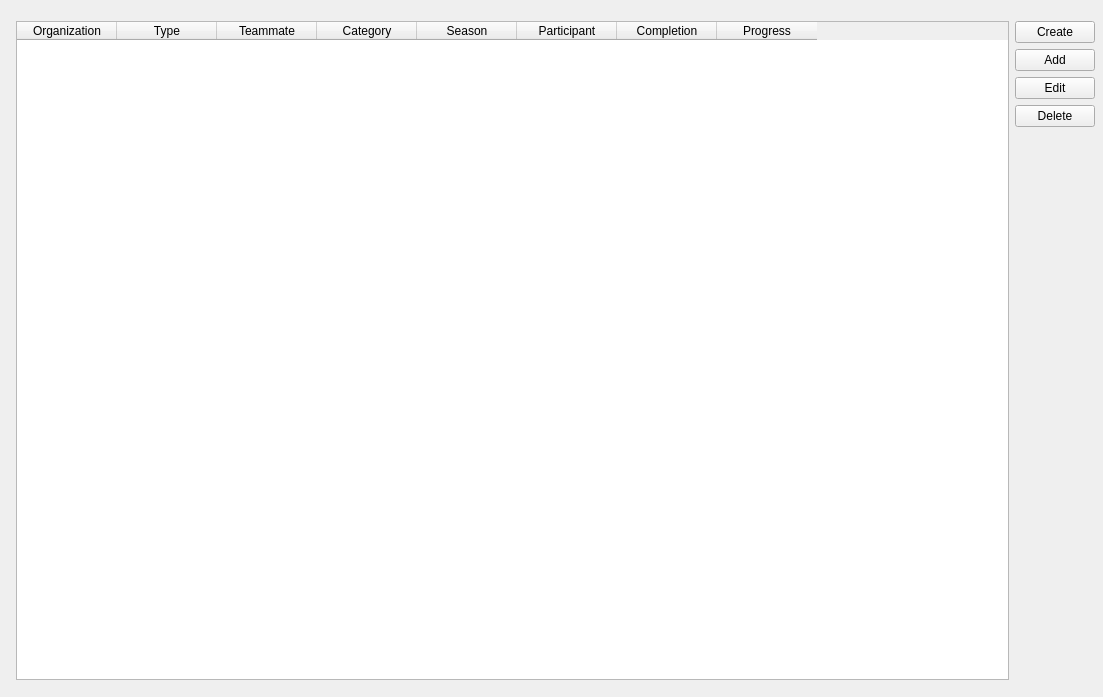
KadirEmreAVCI/MasterTennisApp, file HistoryPage.ui: the form before one commit.
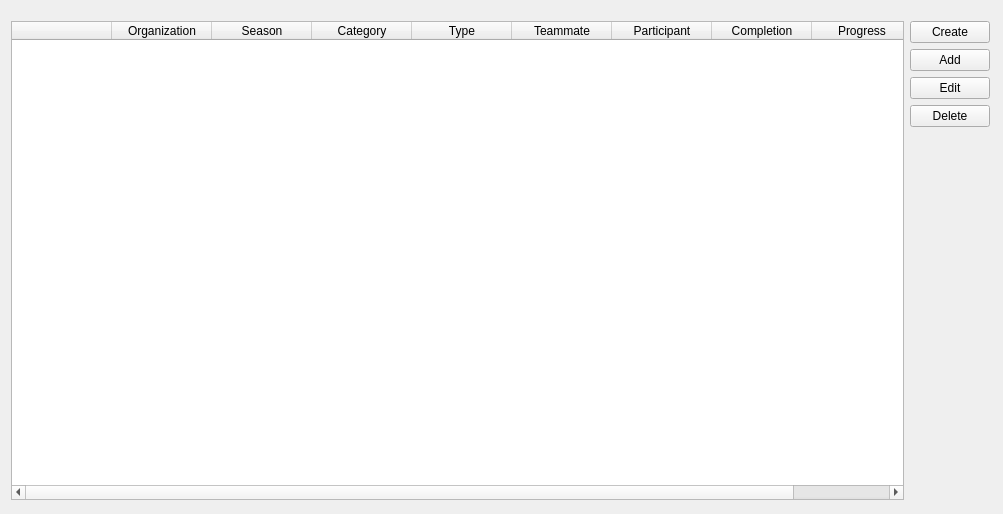
The form after the commit.

Commit message: Feature: AppController is rearranged so that DatabaseController is abstracted from GUI. Also, Organization and Tournament tables in database rearranged.

Patch:
```diff
--- a/HistoryPage.ui
+++ b/HistoryPage.ui
@@ -6,23 +6,78 @@
    <rect>
     <x>0</x>
     <y>0</y>
-    <width>1103</width>
-    <height>697</height>
+    <width>1003</width>
+    <height>514</height>
    </rect>
   </property>
+  <property name="sizePolicy">
+   <sizepolicy hsizetype="Expanding" vsizetype="Expanding">
+    <horstretch>0</horstretch>
+    <verstretch>0</verstretch>
+   </sizepolicy>
+  </property>
   <property name="windowTitle">
    <string>History</string>
   </property>
   <widget class="QWidget" name="layoutWidget">
    <property name="geometry">
     <rect>
-     <x>5</x>
+     <x>0</x>
      <y>10</y>
-     <width>1101</width>
-     <height>681</height>
+     <width>1001</width>
+     <height>501</height>
     </rect>
    </property>
    <layout class="QGridLayout" name="gridLayout">
+    <item row="0" column="0">
+     <widget class="QTableWidget" name="tableWidget">
+      <column>
+       <property name="text">
+        <string/>
+       </property>
+      </column>
+      <column>
+       <property name="text">
+        <string>Organization</string>
+       </property>
+      </column>
+      <column>
+       <property name="text">
+        <string>Season</string>
+       </property>
+      </column>
+      <column>
+       <property name="text">
+        <string>Category</string>
+       </property>
+      </column>
+      <column>
+       <property name="text">
+        <string>Type</string>
+       </property>
+      </column>
+      <column>
+       <property name="text">
+        <string>Teammate</string>
+       </property>
+      </column>
+      <column>
+       <property name="text">
+        <string>Participant</string>
+       </property>
+      </column>
+      <column>
+       <property name="text">
+        <string>Completion</string>
+       </property>
+      </column>
+      <column>
+       <property name="text">
+        <string>Progress</string>
+       </property>
+      </column>
+     </widget>
+    </item>
     <item row="0" column="1">
      <layout class="QVBoxLayout" name="verticalLayout">
       <item>
@@ -68,50 +123,6 @@
       </item>
      </layout>
     </item>
-    <item row="0" column="0">
-     <widget class="QTableWidget" name="tableWidget">
-      <column>
-       <property name="text">
-        <string>Organization</string>
-       </property>
-      </column>
-      <column>
-       <property name="text">
-        <string>Type</string>
-       </property>
-      </column>
-      <column>
-       <property name="text">
-        <string>Teammate</string>
-       </property>
-      </column>
-      <column>
-       <property name="text">
-        <string>Category</string>
-       </property>
-      </column>
-      <column>
-       <property name="text">
-        <string>Season</string>
-       </property>
-      </column>
-      <column>
-       <property name="text">
-        <string>Participant</string>
-       </property>
-      </column>
-      <column>
-       <property name="text">
-        <string>Completion</string>
-       </property>
-      </column>
-      <column>
-       <property name="text">
-        <string>Progress</string>
-       </property>
-      </column>
-     </widget>
-    </item>
    </layout>
   </widget>
  </widget>
```
The commit also changes 29 other files.
